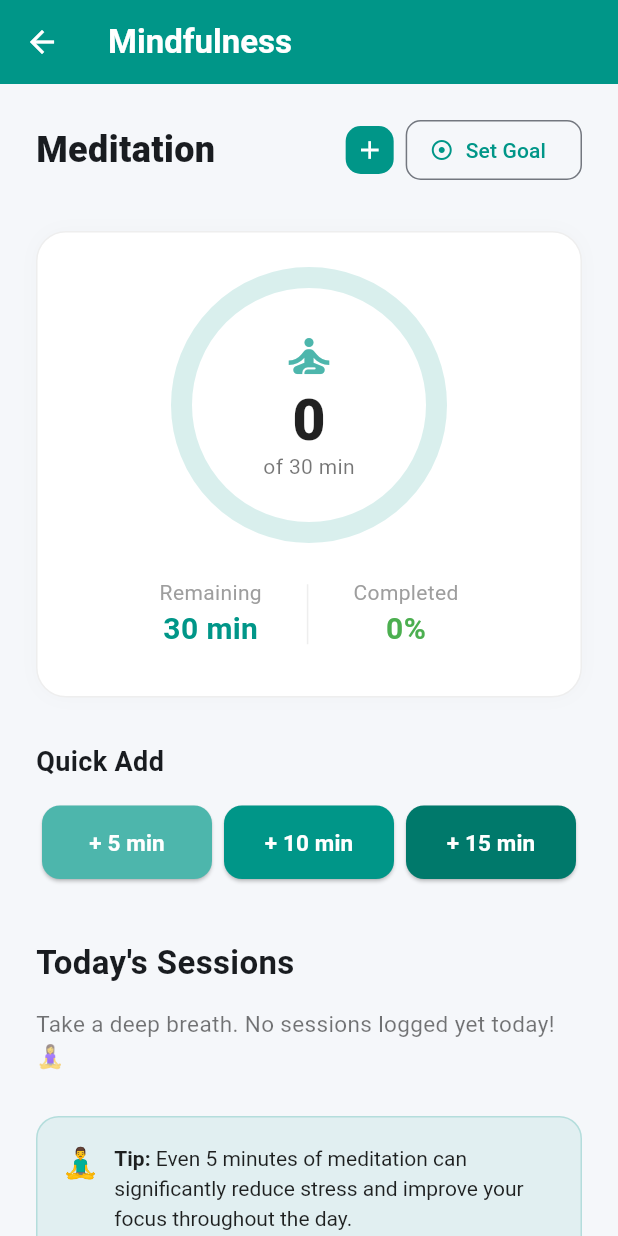
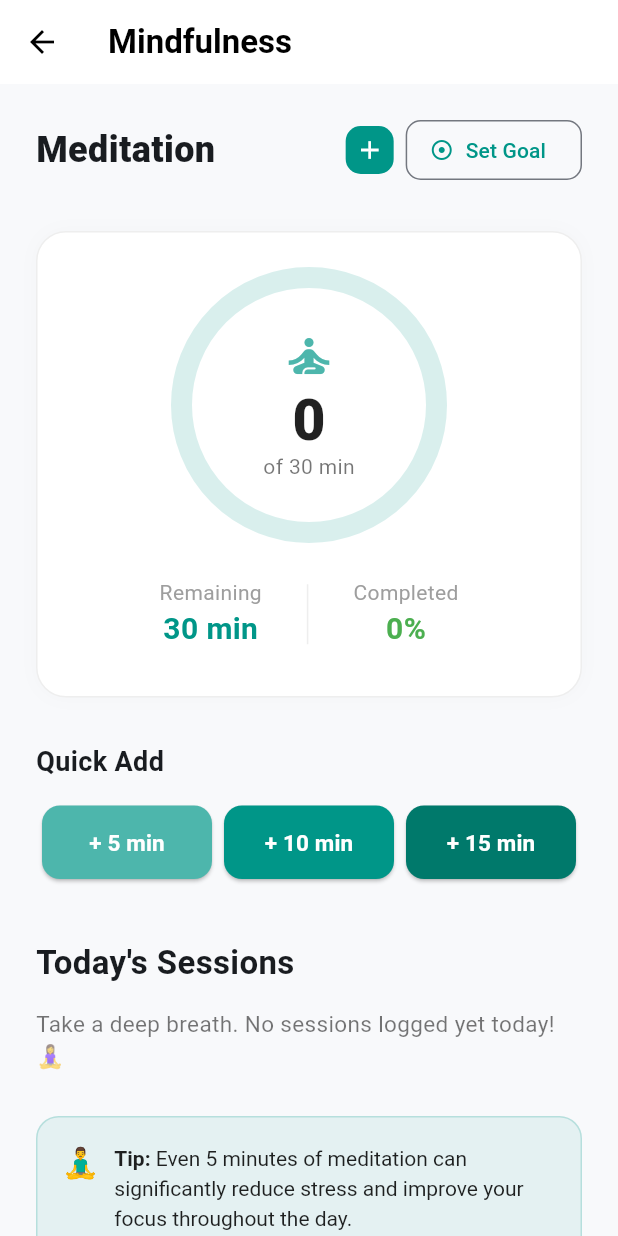
Before and after one commit to Razvannb/OmniFit, a Flutter app: the MeditationScreen screen opened directly, on a phone screen of 412 x 824 dp. Run offline on Flutter 3.47's test engine with Material 3 defaults, Android fonts, the phone set to English and light mode, and no system bars; our stand-ins replace camera, go_router; missing offline and left inert: google_mlkit_pose_detection, mysql1.

```diff
--- a/omnifit_frontend/lib/screens/meditation_screen.dart
+++ b/omnifit_frontend/lib/screens/meditation_screen.dart
@@ -165,14 +165,14 @@ class _MeditationScreenState extends State<MeditationScreen> {
     bool isExceeded = _minutesRemaining < 0;
 
     return Scaffold(
-      backgroundColor: const Color(0xFFF5F7FA), // Light greyish-blue background
+      backgroundColor: const Color(0xFFF8F9FB), // Light greyish-blue background
       appBar: AppBar(
         title: const Text(
           'Mindfulness',
           style: TextStyle(fontWeight: FontWeight.bold),
         ),
-        backgroundColor: Colors.teal, // Calming primary color
-        foregroundColor: Colors.white,
+        backgroundColor: const Color.fromARGB(255, 255, 255, 255),
+        foregroundColor: const Color.fromARGB(255, 0, 0, 0),
         elevation: 0, // Flat app bar
       ),
       body: SingleChildScrollView(
```
Also changed, not shown: omnifit_frontend/lib/screens/dashboard_screen.dart (+7 -1 lines).
